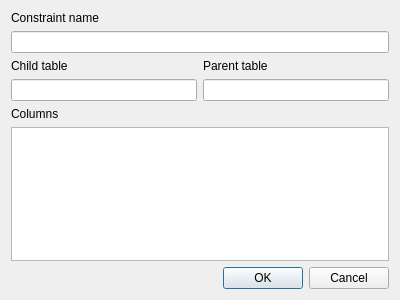
Above: src/schema2/schema2relationdialog2.ui from mugiseyebrows/mugi-query before the change. Below: the same form after it.
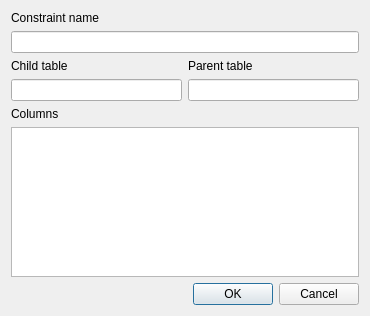
That is the form after the change.

What changed in the file:
```diff
--- a/src/schema2/schema2relationdialog2.ui
+++ b/src/schema2/schema2relationdialog2.ui
@@ -6,8 +6,8 @@
    <rect>
     <x>0</x>
     <y>0</y>
-    <width>400</width>
-    <height>300</height>
+    <width>370</width>
+    <height>316</height>
    </rect>
   </property>
   <property name="windowTitle">
```
